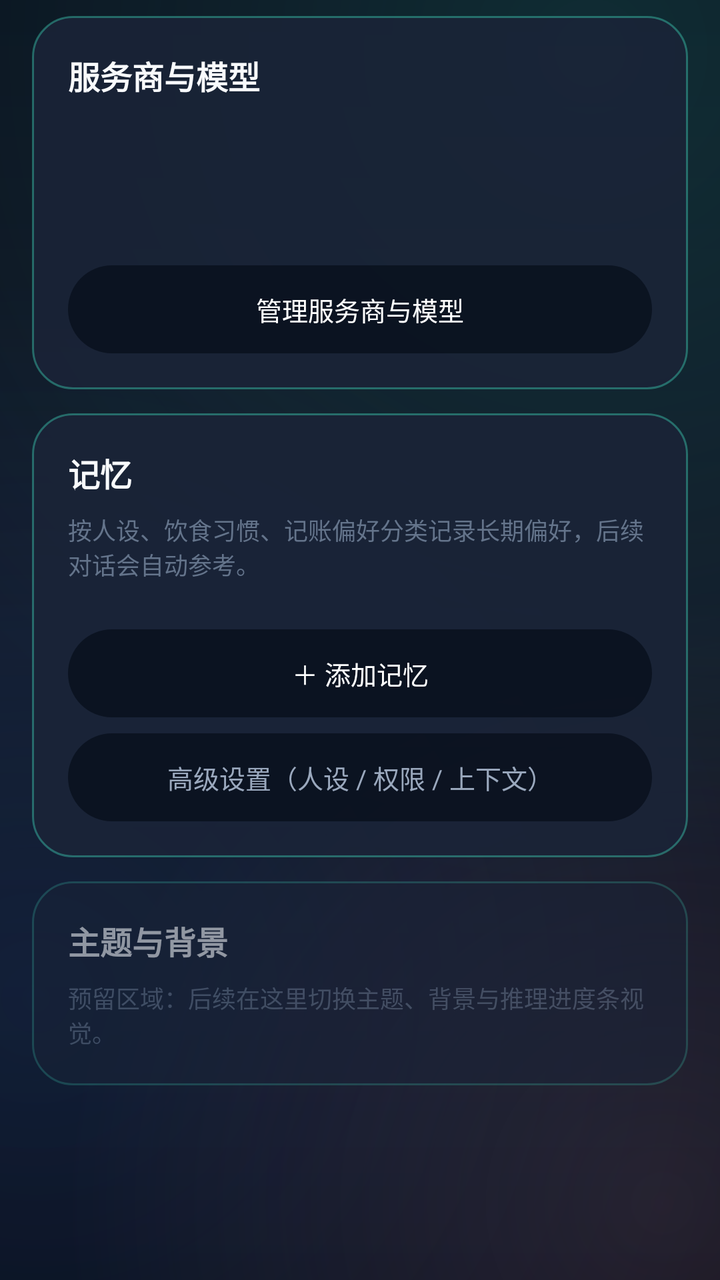
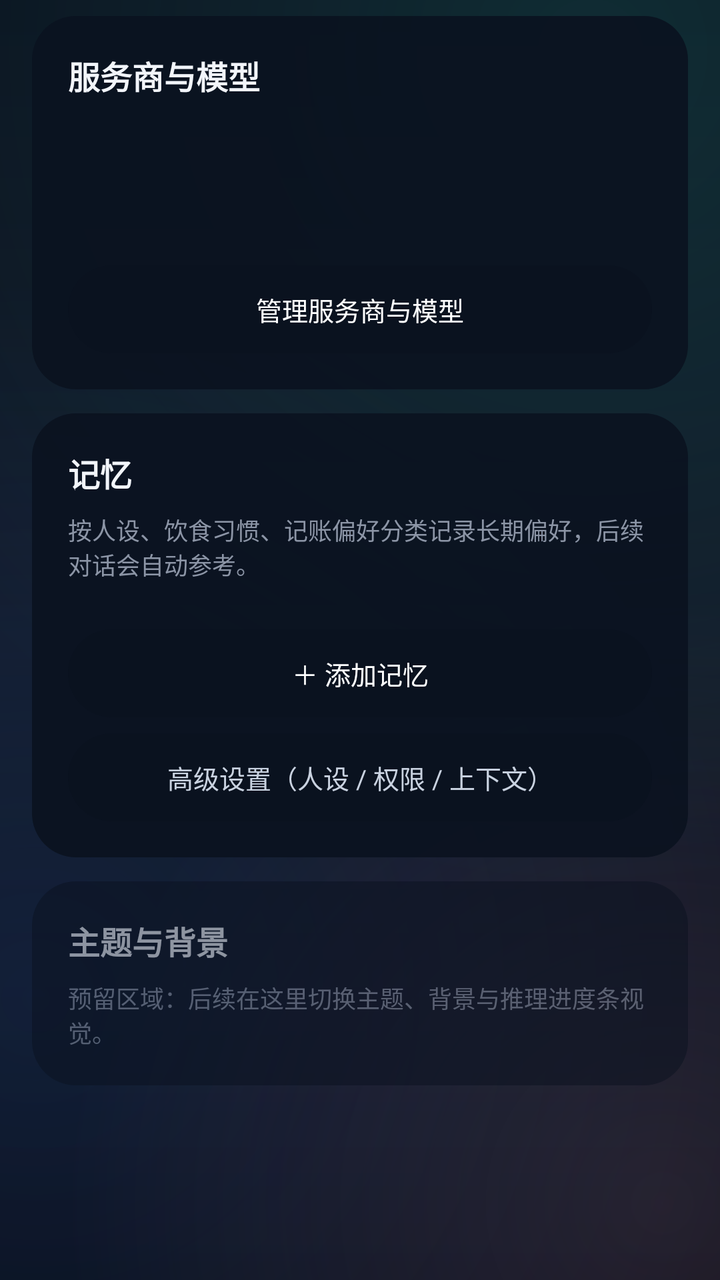

Compare the two renders of this Android layout. The source of the first and the diff that turns it into the second are given below.
<!-- AndroidManifest.xml: application theme Theme.Sagittarius -->
<!-- res/layout/fragment_agent_config.xml -->
<?xml version="1.0" encoding="utf-8"?>
<androidx.core.widget.NestedScrollView xmlns:android="http://schemas.android.com/apk/res/android"
    android:layout_width="match_parent"
    android:layout_height="match_parent"
    android:clipToPadding="false"
    android:overScrollMode="never">

    <LinearLayout
        android:layout_width="match_parent"
        android:layout_height="wrap_content"
        android:orientation="vertical"
        android:paddingStart="16dp"
        android:paddingTop="8dp"
        android:paddingEnd="16dp"
        android:paddingBottom="28dp">

        <LinearLayout
            android:layout_width="match_parent"
            android:layout_height="wrap_content"
            android:background="@drawable/bg_agent_card"
            android:orientation="vertical"
            android:padding="18dp">

            <TextView
                android:layout_width="wrap_content"
                android:layout_height="wrap_content"
                android:text="@string/agent_config_service_title"
                android:textColor="?attr/blTextPrimary"
                android:textSize="16sp"
                android:textStyle="bold" />

            <TextView
                android:id="@+id/tvProviderConfig"
                android:layout_width="match_parent"
                android:layout_height="wrap_content"
                android:layout_marginTop="10dp"
                android:textColor="?attr/blTextSecondary"
                android:textSize="13sp" />

            <TextView
                android:id="@+id/tvModelConfig"
                android:layout_width="match_parent"
                android:layout_height="wrap_content"
                android:layout_marginTop="4dp"
                android:textColor="?attr/blTextSecondary"
                android:textSize="13sp" />

            <HorizontalScrollView
                android:layout_width="match_parent"
                android:layout_height="wrap_content"
                android:layout_marginTop="12dp"
                android:overScrollMode="never"
                android:scrollbars="none">

                <LinearLayout
                    android:id="@+id/providerChips"
                    android:layout_width="wrap_content"
                    android:layout_height="wrap_content"
                    android:orientation="horizontal" />
            </HorizontalScrollView>

            <HorizontalScrollView
                android:layout_width="match_parent"
                android:layout_height="wrap_content"
                android:layout_marginTop="8dp"
                android:overScrollMode="never"
                android:scrollbars="none">

                <LinearLayout
                    android:id="@+id/modelChips"
                    android:layout_width="wrap_content"
                    android:layout_height="wrap_content"
                    android:orientation="horizontal" />
            </HorizontalScrollView>

            <TextView
                android:id="@+id/btnProviderSettings"
                android:layout_width="match_parent"
                android:layout_height="44dp"
                android:layout_marginTop="14dp"
                android:background="@drawable/bg_agent_ink"
                android:gravity="center"
                android:text="@string/agent_config_edit_service"
                android:textColor="#FFFFFF"
                android:textSize="13sp" />
        </LinearLayout>

        <LinearLayout
            android:layout_width="match_parent"
            android:layout_height="wrap_content"
            android:layout_marginTop="12dp"
            android:background="@drawable/bg_agent_card"
            android:orientation="vertical"
            android:padding="18dp">

            <TextView
                android:layout_width="wrap_content"
                android:layout_height="wrap_content"
                android:text="@string/agent_config_memory_title"
                android:textColor="?attr/blTextPrimary"
                android:textSize="16sp"
                android:textStyle="bold" />

            <TextView
                android:layout_width="match_parent"
                android:layout_height="wrap_content"
                android:layout_marginTop="8dp"
                android:text="@string/agent_config_memory_desc"
                android:textColor="?attr/blTextTertiary"
                android:textSize="12sp" />

            <HorizontalScrollView
                android:layout_width="match_parent"
                android:layout_height="wrap_content"
                android:layout_marginTop="10dp"
                android:overScrollMode="never"
                android:scrollbars="none">

                <LinearLayout
                    android:id="@+id/memoryChips"
                    android:layout_width="wrap_content"
                    android:layout_height="wrap_content"
                    android:orientation="horizontal" />
            </HorizontalScrollView>

            <LinearLayout
                android:id="@+id/memoryContainer"
                android:layout_width="match_parent"
                android:layout_height="wrap_content"
                android:layout_marginTop="4dp"
                android:orientation="vertical" />

            <TextView
                android:id="@+id/btnAddMemory"
                android:layout_width="match_parent"
                android:layout_height="44dp"
                android:layout_marginTop="10dp"
                android:background="@drawable/bg_agent_ink"
                android:gravity="center"
                android:text="@string/agent_config_memory_add"
                android:textColor="#FFFFFF"
                android:textSize="13sp" />

            <TextView
                android:id="@+id/btnAdvanced"
                android:layout_width="match_parent"
                android:layout_height="44dp"
                android:layout_marginTop="8dp"
                android:background="@drawable/bg_agent_ink"
                android:gravity="center"
                android:text="@string/agent_config_advanced"
                android:textColor="?attr/blTextSecondary"
                android:textSize="13sp" />
        </LinearLayout>

        <LinearLayout
            android:layout_width="match_parent"
            android:layout_height="wrap_content"
            android:layout_marginTop="12dp"
            android:alpha="0.55"
            android:background="@drawable/bg_agent_card"
            android:orientation="vertical"
            android:padding="18dp">

            <TextView
                android:layout_width="wrap_content"
                android:layout_height="wrap_content"
                android:text="@string/agent_config_appearance_title"
                android:textColor="?attr/blTextPrimary"
                android:textSize="16sp"
                android:textStyle="bold" />

            <TextView
                android:layout_width="match_parent"
                android:layout_height="wrap_content"
                android:layout_marginTop="8dp"
                android:text="@string/agent_config_appearance_desc"
                android:textColor="?attr/blTextTertiary"
                android:textSize="12sp" />
        </LinearLayout>
    </LinearLayout>
</androidx.core.widget.NestedScrollView>
<!-- resources referenced by this layout -->
<resources>
  <!-- drawable bg_agent_card (drawable) -->
  <?xml version="1.0" encoding="utf-8"?>
  <shape xmlns:android="http://schemas.android.com/apk/res/android"
      android:shape="rectangle">
      <solid android:color="?attr/blCardFillTop" />
      <corners android:radius="20dp" />
      <stroke
          android:width="1dp"
          android:color="?attr/blCardStrokeStart" />
  </shape>
  <!-- drawable bg_agent_ink (drawable) -->
  <?xml version="1.0" encoding="utf-8"?>
  <shape xmlns:android="http://schemas.android.com/apk/res/android"
      android:shape="rectangle">
      <solid android:color="#E60B1220" />
      <corners android:radius="22dp" />
  </shape>
  <string name="agent_config_advanced">高级设置（人设 / 权限 / 上下文）</string>
  <string name="agent_config_appearance_desc">预留区域：后续在这里切换主题、背景与推理进度条视觉。</string>
  <string name="agent_config_appearance_title">主题与背景</string>
  <string name="agent_config_edit_service">管理服务商与模型</string>
  <string name="agent_config_memory_add">＋ 添加记忆</string>
  <string name="agent_config_memory_desc">按人设、饮食习惯、记账偏好分类记录长期偏好，后续对话会自动参考。</string>
  <string name="agent_config_memory_title">记忆</string>
  <string name="agent_config_service_title">服务商与模型</string>
  <style name="Theme.Sagittarius" parent="Theme.Sagittarius.Black" />
  <color name="accent_teal">#34E7C4</color>
  <color name="text_primary">#F8FAFC</color>
  <color name="accent_blue">#3B82F6</color>
  <color name="bg_deep_2">#111827</color>
  <color name="surface_card">#B31A2438</color>
  <color name="text_secondary">#9AA8BD</color>
  <color name="bg_deep">#0A0F1D</color>
  <style name="ThemeOverlay.Sagittarius.Dialog" parent="ThemeOverlay.Material3.MaterialAlertDialog">
          <item name="colorSurface">#182134</item>
          <item name="colorOnSurface">@color/text_primary</item>
          <item name="colorPrimary">@color/accent_teal</item>
      </style>
  <!-- drawable bg_input (drawable) -->
  <?xml version="1.0" encoding="utf-8"?>
  <shape xmlns:android="http://schemas.android.com/apk/res/android" android:shape="rectangle">
      <solid android:color="?attr/blInputFill" />
      <corners android:radius="16dp" />
      <stroke android:width="1dp" android:color="?attr/blInputStroke" />
  </shape>
  <!-- drawable bg_search (drawable) -->
  <?xml version="1.0" encoding="utf-8"?>
  <shape xmlns:android="http://schemas.android.com/apk/res/android" android:shape="rectangle">
      <solid android:color="?attr/blInputFill" />
      <corners android:radius="16dp" />
      <stroke android:width="1dp" android:color="?attr/blInputStroke" />
  </shape>
  <!-- drawable bg_metric_tile (drawable) -->
  <?xml version="1.0" encoding="utf-8"?>
  <shape xmlns:android="http://schemas.android.com/apk/res/android" android:shape="rectangle">
      <solid android:color="?attr/blMetricTile" />
      <corners android:radius="14dp" />
      <stroke android:width="1dp" android:color="?attr/blDivider" />
  </shape>
  <!-- drawable bg_icon_circle (drawable) -->
  <?xml version="1.0" encoding="utf-8"?>
  <shape xmlns:android="http://schemas.android.com/apk/res/android" android:shape="oval">
      <solid android:color="?attr/blIconCircle" />
  </shape>
  <!-- drawable bg_glass_icon_button (drawable) -->
  <?xml version="1.0" encoding="utf-8"?>
  <shape xmlns:android="http://schemas.android.com/apk/res/android" android:shape="rectangle">
      <solid android:color="?attr/blIconButton" />
      <corners android:radius="14dp" />
      <stroke android:width="1dp" android:color="?attr/blDivider" />
  </shape>
  <!-- drawable bg_floating_button (drawable) -->
  <?xml version="1.0" encoding="utf-8"?>
  <shape xmlns:android="http://schemas.android.com/apk/res/android" android:shape="rectangle">
      <solid android:color="?attr/blFloatingButtonFill" />
      <corners android:radius="12dp" />
      <stroke android:width="1dp" android:color="?attr/blFloatingButtonStroke" />
  </shape>
  <!-- unchanged entries left out for length: 7 -->
</resources>

<!-- the commit's change to res/layout/fragment_agent_config.xml (unified diff, before → after) -->
@@ -25,7 +25,7 @@
                 android:layout_width="wrap_content"
                 android:layout_height="wrap_content"
                 android:text="@string/agent_config_service_title"
-                android:textColor="?attr/blTextPrimary"
+                android:textColor="#F2F5FA"
                 android:textSize="16sp"
                 android:textStyle="bold" />
 
@@ -34,7 +34,7 @@
                 android:layout_width="match_parent"
                 android:layout_height="wrap_content"
                 android:layout_marginTop="10dp"
-                android:textColor="?attr/blTextSecondary"
+                android:textColor="#C9D2E0"
                 android:textSize="13sp" />
 
             <TextView
@@ -42,7 +42,7 @@
                 android:layout_width="match_parent"
                 android:layout_height="wrap_content"
                 android:layout_marginTop="4dp"
-                android:textColor="?attr/blTextSecondary"
+                android:textColor="#C9D2E0"
                 android:textSize="13sp" />
 
             <HorizontalScrollView
@@ -97,7 +97,7 @@
                 android:layout_width="wrap_content"
                 android:layout_height="wrap_content"
                 android:text="@string/agent_config_memory_title"
-                android:textColor="?attr/blTextPrimary"
+                android:textColor="#F2F5FA"
                 android:textSize="16sp"
                 android:textStyle="bold" />
 
@@ -106,7 +106,7 @@
                 android:layout_height="wrap_content"
                 android:layout_marginTop="8dp"
                 android:text="@string/agent_config_memory_desc"
-                android:textColor="?attr/blTextTertiary"
+                android:textColor="#8C95A6"
                 android:textSize="12sp" />
 
             <HorizontalScrollView
@@ -149,7 +149,7 @@
                 android:background="@drawable/bg_agent_ink"
                 android:gravity="center"
                 android:text="@string/agent_config_advanced"
-                android:textColor="?attr/blTextSecondary"
+                android:textColor="#C9D2E0"
                 android:textSize="13sp" />
         </LinearLayout>
 
@@ -166,7 +166,7 @@
                 android:layout_width="wrap_content"
                 android:layout_height="wrap_content"
                 android:text="@string/agent_config_appearance_title"
-                android:textColor="?attr/blTextPrimary"
+                android:textColor="#F2F5FA"
                 android:textSize="16sp"
                 android:textStyle="bold" />
 
@@ -175,7 +175,7 @@
                 android:layout_height="wrap_content"
                 android:layout_marginTop="8dp"
                 android:text="@string/agent_config_appearance_desc"
-                android:textColor="?attr/blTextTertiary"
+                android:textColor="#8C95A6"
                 android:textSize="12sp" />
         </LinearLayout>
     </LinearLayout>
<!-- resource entries referenced after the edit -->
@@ -4,11 +4,8 @@
   <?xml version="1.0" encoding="utf-8"?>
   <shape xmlns:android="http://schemas.android.com/apk/res/android"
       android:shape="rectangle">
-      <solid android:color="?attr/blCardFillTop" />
-      <corners android:radius="20dp" />
-      <stroke
-          android:width="1dp"
-          android:color="?attr/blCardStrokeStart" />
+      <solid android:color="#E60B1220" />
+      <corners android:radius="22dp" />
   </shape>
   <!-- drawable bg_agent_ink (drawable) -->
   <?xml version="1.0" encoding="utf-8"?>
